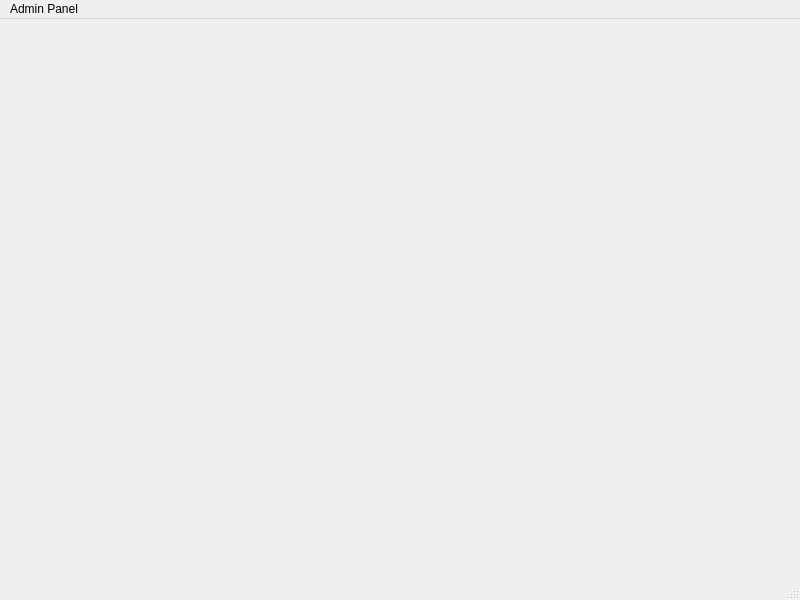
First picture: the form in CodeBrains project/HomePage.ui, repository melsayed8450/LearningSystem, before the edit.
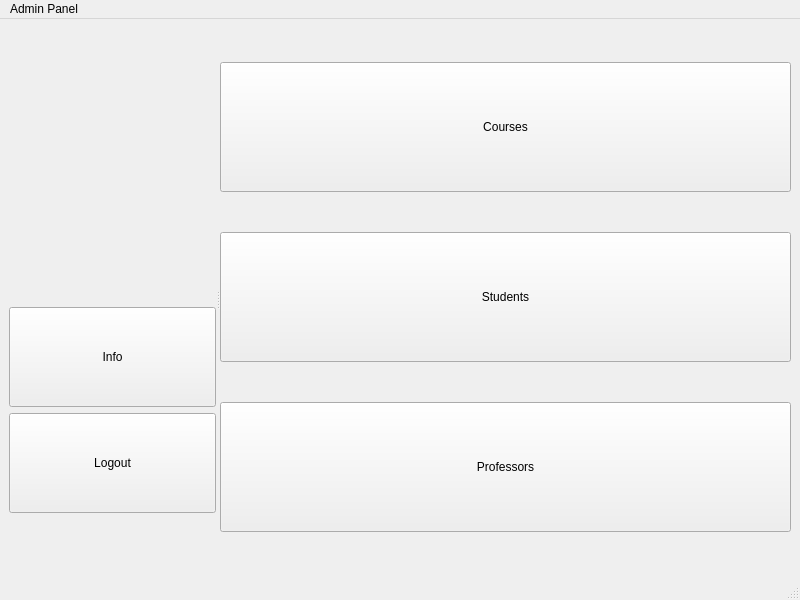
Second picture: the form after the edit.

```diff
--- a/CodeBrains project/HomePage.ui
+++ b/CodeBrains project/HomePage.ui
@@ -14,25 +14,120 @@
    <string>MainWindow</string>
   </property>
   <widget class="QWidget" name="centralwidget">
-   <widget class="QLabel" name="helloLabel">
-    <property name="geometry">
-     <rect>
-      <x>90</x>
-      <y>60</y>
-      <width>63</width>
-      <height>20</height>
-     </rect>
-    </property>
-    <property name="font">
-     <font>
-      <pointsize>12</pointsize>
-      <bold>true</bold>
-     </font>
-    </property>
-    <property name="text">
-     <string/>
-    </property>
-   </widget>
+   <layout class="QVBoxLayout" name="verticalLayout_3">
+    <item>
+     <widget class="QSplitter" name="splitter">
+      <property name="orientation">
+       <enum>Qt::Horizontal</enum>
+      </property>
+      <widget class="QWidget" name="">
+       <layout class="QVBoxLayout" name="verticalLayout_2">
+        <item>
+         <widget class="QLabel" name="helloLabel">
+          <property name="font">
+           <font>
+            <pointsize>12</pointsize>
+            <bold>true</bold>
+           </font>
+          </property>
+          <property name="text">
+           <string/>
+          </property>
+         </widget>
+        </item>
+        <item>
+         <widget class="QPushButton" name="infoButton">
+          <property name="sizePolicy">
+           <sizepolicy hsizetype="Minimum" vsizetype="Fixed">
+            <horstretch>0</horstretch>
+            <verstretch>0</verstretch>
+           </sizepolicy>
+          </property>
+          <property name="minimumSize">
+           <size>
+            <width>0</width>
+            <height>100</height>
+           </size>
+          </property>
+          <property name="text">
+           <string>Info</string>
+          </property>
+         </widget>
+        </item>
+        <item>
+         <widget class="QPushButton" name="logoutButton">
+          <property name="minimumSize">
+           <size>
+            <width>0</width>
+            <height>100</height>
+           </size>
+          </property>
+          <property name="text">
+           <string>Logout</string>
+          </property>
+         </widget>
+        </item>
+        <item>
+         <widget class="QLabel" name="label">
+          <property name="maximumSize">
+           <size>
+            <width>16777215</width>
+            <height>50</height>
+           </size>
+          </property>
+          <property name="text">
+           <string/>
+          </property>
+         </widget>
+        </item>
+       </layout>
+      </widget>
+      <widget class="QWidget" name="">
+       <layout class="QVBoxLayout" name="verticalLayout">
+        <item>
+         <widget class="QPushButton" name="coursesButton">
+          <property name="minimumSize">
+           <size>
+            <width>220</width>
+            <height>130</height>
+           </size>
+          </property>
+          <property name="text">
+           <string>Courses</string>
+          </property>
+         </widget>
+        </item>
+        <item>
+         <widget class="QPushButton" name="studentsButton">
+          <property name="minimumSize">
+           <size>
+            <width>220</width>
+            <height>130</height>
+           </size>
+          </property>
+          <property name="text">
+           <string>Students</string>
+          </property>
+         </widget>
+        </item>
+        <item>
+         <widget class="QPushButton" name="professorsButton">
+          <property name="minimumSize">
+           <size>
+            <width>220</width>
+            <height>130</height>
+           </size>
+          </property>
+          <property name="text">
+           <string>Professors</string>
+          </property>
+         </widget>
+        </item>
+       </layout>
+      </widget>
+     </widget>
+    </item>
+   </layout>
   </widget>
   <widget class="QMenuBar" name="menubar">
    <property name="geometry">
```
